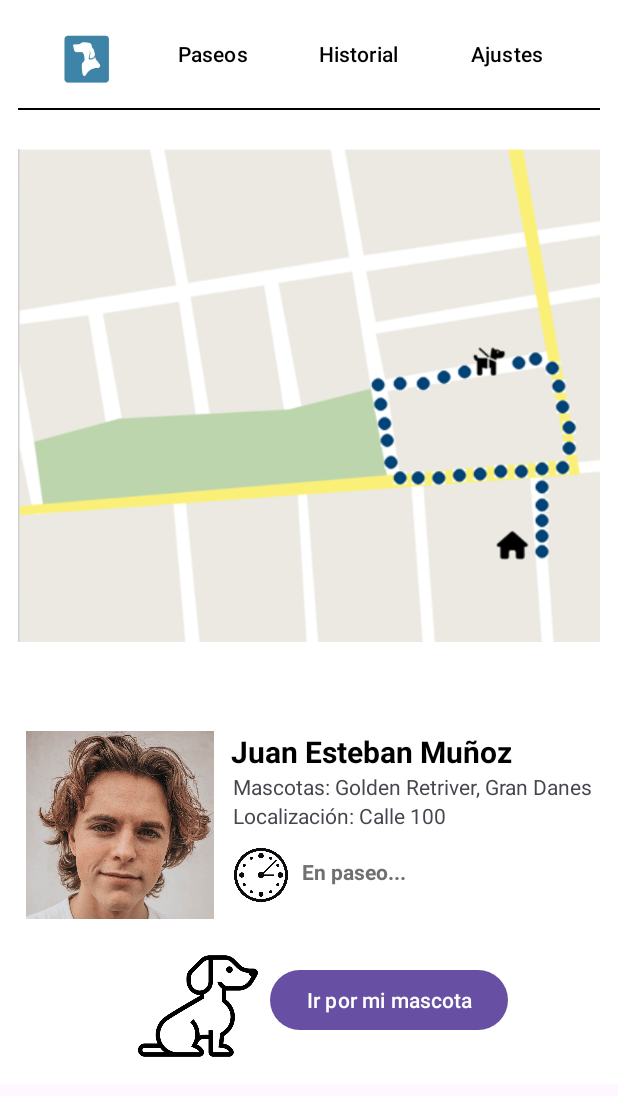
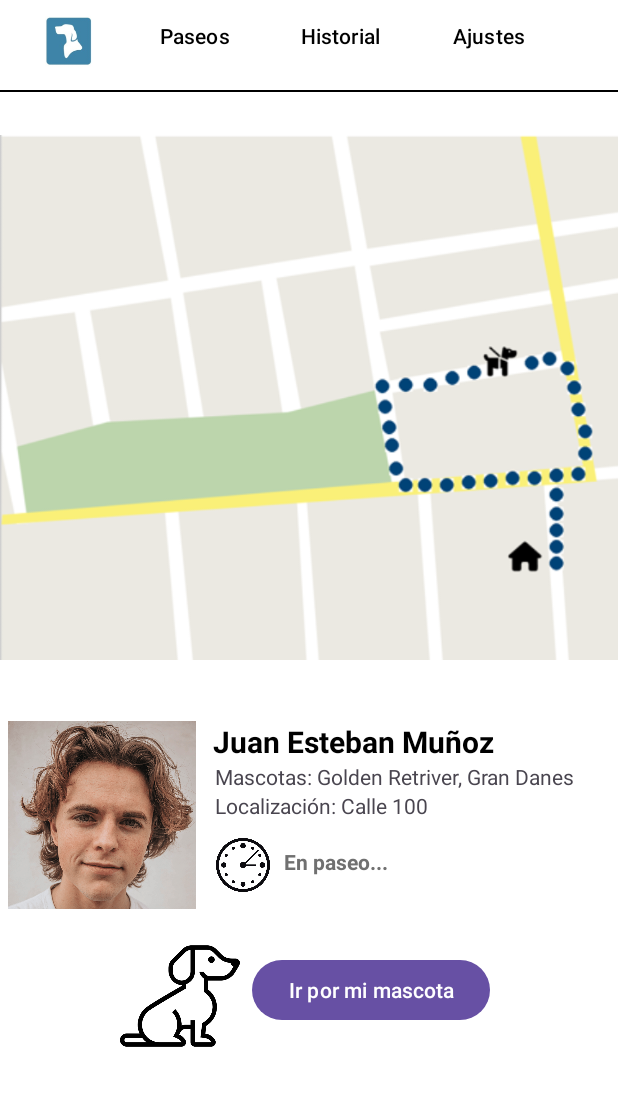
Before and after one commit to oscarRodriguez13/PetTracker_Android, an Android app: the layout activity_pagina_paseo.xml on its own in the app's theme, with its tools: preview values and no code run, on a phone screen of 412 x 824 dp. Shown: the top 1096 px of the screen. Run offline under Robolectric (Android 15) with nearby library versions, the phone set to English and light mode, and no system bars.

Commit message:
Actividad pagina paseo

```diff
--- a/app/src/main/res/layout/activity_pagina_paseo.xml
+++ b/app/src/main/res/layout/activity_pagina_paseo.xml
@@ -3,11 +3,14 @@
     xmlns:android="http://schemas.android.com/apk/res/android"
     xmlns:app="http://schemas.android.com/apk/res-auto"
     xmlns:tools="http://schemas.android.com/tools"
-    android:layout_width="wrap_content"
-    android:layout_height="wrap_content"
-    android:padding="12dp"
-    android:background="@color/white"
-    android:textColor="@android:color/black">
+    android:layout_width="match_parent"
+    android:layout_height="match_parent"
+    android:background="@color/white">
+
+    <RelativeLayout
+        android:id="@+id/headerLayout"
+        android:layout_width="match_parent"
+        android:layout_height="wrap_content">
 
         <ImageView
             android:id="@+id/imageView"
@@ -25,6 +28,7 @@
             android:layout_width="wrap_content"
             android:layout_height="wrap_content"
             android:layout_toEndOf="@id/imageView"
+            android:layout_alignBaseline="@id/imageView"
             android:text="Paseos"
             android:textColor="@color/black"
             android:background="@android:color/transparent"/>
@@ -34,6 +38,7 @@
             android:layout_width="wrap_content"
             android:layout_height="wrap_content"
             android:layout_toEndOf="@id/buttonOption1"
+            android:layout_alignBaseline="@id/buttonOption1"
             android:text="Historial"
             android:textColor="@color/black"
             android:background="@android:color/transparent"/>
@@ -43,6 +48,7 @@
             android:layout_width="wrap_content"
             android:layout_height="wrap_content"
             android:layout_toEndOf="@id/buttonOption2"
+            android:layout_alignBaseline="@id/buttonOption2"
             android:text="Ajustes"
             android:textColor="@color/black"
             android:background="@android:color/transparent"/>
@@ -54,12 +60,23 @@
             android:layout_below="@id/buttonOption2"
             android:layout_marginTop="12dp"/>
 
+    </RelativeLayout>
+
+
+    <ImageView
+        android:id="@+id/imagen_paseo"
+        android:layout_width="wrap_content"
+        android:layout_height="wrap_content"
+        android:layout_below="@id/headerLayout"
+        app:srcCompat="@drawable/captura_de_pantalla_2024_03_05_220649" />
+
     <RelativeLayout
         android:id="@+id/relativeLayoutBelowWebView"
         android:layout_width="match_parent"
-        android:layout_height="wrap_content"
+        android:layout_height="150dp"
+        android:layout_alignParentBottom="true"
         android:layout_below="@id/imagen_paseo"
-        android:layout_marginTop="20dp">
+        android:layout_marginTop="12dp">
 
         <ImageView
             android:id="@+id/foto_perfil_paseador"
@@ -137,14 +154,6 @@
             android:layout_marginLeft="168dp"
             ></Button>
 
+    </RelativeLayout>
 
 </RelativeLayout>
-
-    <ImageView
-        android:id="@+id/imagen_paseo"
-        android:layout_width="wrap_content"
-        android:layout_height="wrap_content"
-        android:layout_below="@id/buttonOption3"
-        app:srcCompat="@drawable/captura_de_pantalla_2024_03_05_220649" />
-
-</RelativeLayout>
```
Lines whose indentation alone changed are shown as unchanged.
